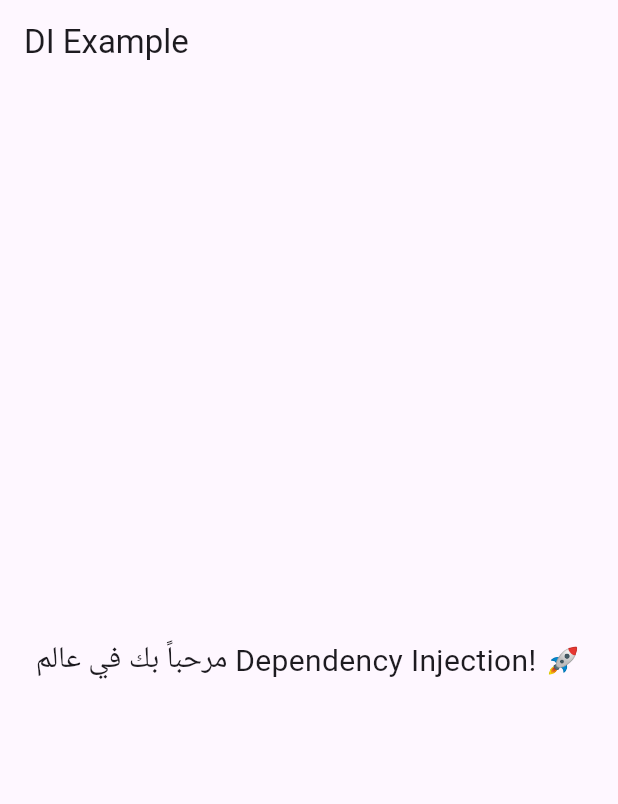
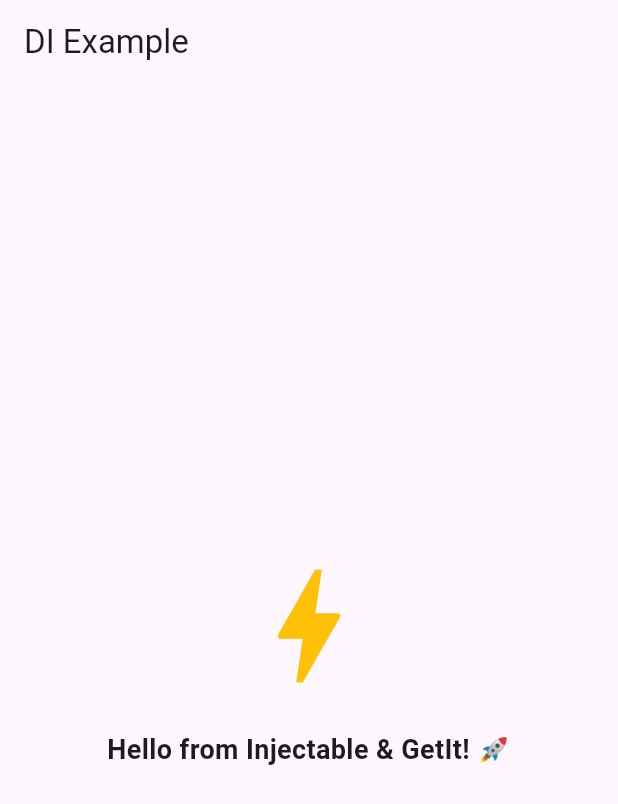
Before and after one commit to HossamEzzat/injection, a Flutter app: the screen it shows after launch, on a phone screen of 412 x 824 dp. Shown: the top 804 px of the screen. Run offline on Flutter 3.47's test engine with Material 3 defaults, Android fonts, the phone set to English and light mode, and no system bars; our stand-ins replace get_it, injectable; generated files the repository leaves out were written again.

Commit message:
Refactor: Automate dependency injection with `injectable`
This commit refactors the manual dependency injection setup using `get_it` to an automated approach using the `injectable` package.

Key changes:
- Adds `injectable`, `injectable_generator`, and `build_runner` to `pubspec.yaml`.
- Introduces an `injection.dart` file with `@InjectableInit` to configure dependencies automatically.
- Replaces the manual `setupLocator()` call in `main.dart` with `configureDependencies()`.
- Removes the now-unused manual service locator setup file (`lib/service_locator.dart`).
- Annotates `MessageServiceImpl` with `@LazySingleton` to allow `injectable` to manage its registration.
- Updates the UI in `HomeScreen` for better presentation.

```diff
--- /dev/null
+++ b/lib/injection.dart
@@ -0,0 +1,10 @@
+import 'package:get_it/get_it.dart';
+import 'package:injectable/injectable.dart';
+
+// سيظهر لك خطأ في السطر القادم حتى تقوم بتشغيل الـ build_runner
+import 'injection.config.dart';
+
+final getIt = GetIt.instance;
+
+@InjectableInit()
+void configureDependencies() => getIt.init();
--- a/lib/main.dart
+++ b/lib/main.dart
@@ -1,11 +1,12 @@
 import 'package:flutter/material.dart';
 
+import 'injection.dart';
 import 'message_service.dart';
-import 'service_locator.dart';
 
 void main() {
-  // 1. تشغيل المحقن قبل تشغيل التطبيق
-  setupLocator();
+  // تأكد من تهيئة التبعيات قبل تشغيل التطبيق
+  WidgetsFlutterBinding.ensureInitialized();
+  configureDependencies();
   runApp(const MyApp());
 }
 
@@ -14,25 +15,35 @@ class MyApp extends StatelessWidget {
 
   @override
   Widget build(BuildContext context) {
-    return MaterialApp(home: HomeScreen());
+    return MaterialApp(
+      title: 'DI with Injectable',
+      theme: ThemeData(primarySwatch: Colors.blue),
+      home: const HomeScreen(),
+    );
   }
 }
 
 class HomeScreen extends StatelessWidget {
-  // 2. استدعاء الخدمة من المحقن مباشرة
-  final messageService = getIt<MessageService>();
-
-  HomeScreen({super.key});
+  const HomeScreen({super.key});
 
   @override
   Widget build(BuildContext context) {
+    // جلب الخدمة من getIt
+    final messageService = getIt<MessageService>();
+
     return Scaffold(
       appBar: AppBar(title: const Text("DI Example")),
       body: Center(
-        child: Text(
-          messageService.getGreeting(), // استخدام الخدمة
-          style: const TextStyle(fontSize: 20),
-          textAlign: TextAlign.center,
+        child: Column(
+          mainAxisAlignment: MainAxisAlignment.center,
+          children: [
+            const Icon(Icons.bolt, size: 100, color: Colors.amber),
+            const SizedBox(height: 20),
+            Text(
+              messageService.getGreeting(),
+              style: const TextStyle(fontSize: 18, fontWeight: FontWeight.bold),
+            ),
+          ],
         ),
       ),
     );
--- a/lib/message_service.dart
+++ b/lib/message_service.dart
@@ -1,10 +1,25 @@
-// هذا هو "العقد" أو الواجهة
+// // هذا هو "العقد" أو الواجهة
+// abstract class MessageService {
+//   String getGreeting();
+// }
+//
+// // هذا هو التنفيذ الفعلي للخدمة
+// class MessageServiceImpl implements MessageService {
+//   @override
+//   String getGreeting() => "مرحباً بك في عالم Dependency Injection! 🚀";
+// }
+
+import 'package:injectable/injectable.dart';
+
+// 1. العقد (Interface)
 abstract class MessageService {
   String getGreeting();
 }
 
-// هذا هو التنفيذ الفعلي للخدمة
+// 2. التنفيذ الفعلي (Implementation)
+// نستخدم @LazySingleton لإنشاء نسخة واحدة فقط عند الطلب
+@LazySingleton(as: MessageService)
 class MessageServiceImpl implements MessageService {
   @override
-  String getGreeting() => "مرحباً بك في عالم Dependency Injection! 🚀";
+  String getGreeting() => "Hello from Injectable & GetIt! 🚀";
 }
--- a/lib/service_locator.dart
+++ b/lib/service_locator.dart
@@ -1,10 +1,10 @@
-import 'package:get_it/get_it.dart';
-
-import 'message_service.dart';
-
-final getIt = GetIt.instance;
-
-void setupLocator() {
-  // هنا نقول لـ GetIt: عندما يطلب أي شخص MessageService، أعطه MessageServiceImpl
-  getIt.registerLazySingleton<MessageService>(() => MessageServiceImpl());
-}
+// import 'package:get_it/get_it.dart';
+//
+// import 'message_service.dart';
+//
+// final getIt = GetIt.instance;
+//
+// void setupLocator() {
+//   // هنا نقول لـ GetIt: عندما يطلب أي شخص MessageService، أعطه MessageServiceImpl
+//   getIt.registerLazySingleton<MessageService>(() => MessageServiceImpl());
+// }
--- a/pubspec.yaml
+++ b/pubspec.yaml
@@ -35,10 +35,13 @@ dependencies:
   # Use with the CupertinoIcons class for iOS style icons.
   cupertino_icons: ^1.0.8
   get_it: ^9.2.0
+  injectable: ^2.7.1+4
 
 dev_dependencies:
   flutter_test:
     sdk: flutter
+  injectable_generator: ^2.12.0
+  build_runner: ^2.10.4
 
   # The "flutter_lints" package below contains a set of recommended lints to
   # encourage good coding practices. The lint set provided by the package is
```
Also changed, not shown: pubspec.lock.
